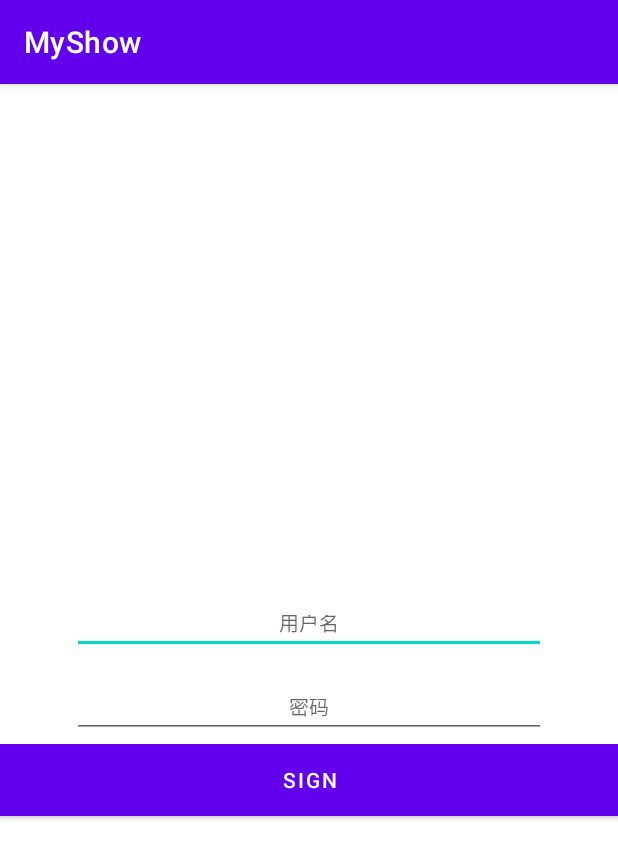
After one commit to HuangHanPeng/MyShow, an Android app: the sign screen opened directly, with no data from a screen before it, on a phone screen of 412 x 824 dp. The commit adds this screen. Shown: the top 859 px of the screen. Run offline under Robolectric (Android 15) with nearby library versions, the phone set to English and light mode, and no system bars.

Commit message:
review sign class

```diff
--- /dev/null
+++ b/app/src/main/java/com/example/myshow/sign.java
@@ -0,0 +1,88 @@
+package com.example.myshow;
+
+import static com.example.myshow.R.id.sign1;
+
+import androidx.appcompat.app.AppCompatActivity;
+
+import android.content.Intent;
+import android.os.Bundle;
+import android.util.Log;
+import android.view.View;
+import android.view.Window;
+import android.widget.Button;
+import android.widget.EditText;
+
+import org.json.JSONException;
+import org.json.JSONObject;
+
+import java.io.IOException;
+
+import okhttp3.Call;
+import okhttp3.Callback;
+import okhttp3.Response;
+
+public class sign extends AppCompatActivity {
+
+
+    public int code = 0;
+    public String msg = "用户名已存在";
+    private EditText _user;
+    private EditText _psw;
+    Callback callback = new Callback() {
+        @Override
+        public void onFailure(Call call, IOException e) {
+
+        }
+
+        @Override
+        public void onResponse(Call call, Response response) throws IOException {
+            final String body = response.body().string();
+
+            JSONObject object = null;
+            try {
+                object = new JSONObject(body);
+                code = object.getInt("code");
+                msg = object.getString("msg");
+                Log.d(Contants.TAG,msg);
+
+            } catch (JSONException e) {
+                e.printStackTrace();
+            }
+
+            Log.d(Contants.TAG, "onResponse: "+ body);
+        }
+    };
+
+    @Override
+    protected void onCreate(Bundle savedInstanceState) {
+        super.onCreate(savedInstanceState);
+        setContentView(R.layout.activity_sign);
+
+        Button btn = findViewById(sign1);
+        _user = findViewById(R.id.username2);
+        _psw = findViewById(R.id.Password2);
+        btn.setOnClickListener(new View.OnClickListener() {
+            @Override
+            public void onClick(View view) {
+                Intent intent = new Intent();
+                JSONObject jsonObject = new JSONObject();
+                try {
+                    jsonObject.put("password",_user.getText());
+                    jsonObject.put("username",_psw.getText());
+                    Contants.postConnect(jsonObject.toString(),Contants.signUrl,callback);
+
+                    intent.putExtra("code",code);
+                    intent.putExtra("sign_msg",msg);
+                } catch (JSONException e) {
+                    e.printStackTrace();
+                }
+                setResult(RESULT_OK,intent);
+                finish();
+            }
+        });
+
+
+
+
+    }
+}
--- a/app/src/main/java/com/example/myshow/user.java
+++ b/app/src/main/java/com/example/myshow/user.java
@@ -1,8 +1,10 @@
 package com.example.myshow;
 
 public class user {
-    private String mUserName;
-    private String mPassword;
+    private String mUserName = null;
+    private String mPassword = null;
+
+
 
     public void setmUserName(String userName){
         this.mUserName = userName;
--- /dev/null
+++ b/app/src/main/res/layout/activity_sign.xml
@@ -0,0 +1,87 @@
+<?xml version="1.0" encoding="utf-8"?>
+<LinearLayout xmlns:android="http://schemas.android.com/apk/res/android"
+
+    xmlns:tools="http://schemas.android.com/tools"
+    android:layout_width="match_parent"
+    android:layout_height="match_parent"
+    tools:context=".MainActivity"
+    android:orientation="vertical">
+
+    <RelativeLayout
+        android:layout_width="match_parent"
+        android:layout_height="wrap_content"
+        android:layout_weight="1"
+        android:layout_marginTop="48dp">
+
+    </RelativeLayout>
+
+    <RelativeLayout
+        android:layout_width="match_parent"
+        android:layout_height="40dp"
+        android:layout_marginTop="48dp">
+
+
+
+        <EditText
+            android:id="@+id/username2"
+            android:layout_width="match_parent"
+            android:layout_height="wrap_content"
+            android:layout_alignParentBottom="true"
+            android:layout_marginStart="48dp"
+            android:layout_marginEnd="48dp"
+            android:layout_marginBottom="4dp"
+            android:gravity="center"
+            android:hint="用户名"
+            android:textSize="13dp"
+            android:inputType="text">
+
+        </EditText>
+    </RelativeLayout>
+
+    <RelativeLayout
+        android:layout_width="match_parent"
+        android:layout_height="40dp"
+        android:layout_marginTop="16dp"
+        >
+
+
+        <EditText
+            android:id="@+id/Password2"
+            android:textSize="13dp"
+            android:layout_width="match_parent"
+            android:layout_height="wrap_content"
+            android:layout_alignParentBottom="true"
+            android:layout_marginStart="48dp"
+            android:layout_marginEnd="48dp"
+            android:layout_marginBottom="4dp"
+            android:gravity="center"
+            android:hint="密码"
+            android:inputType="textPassword"
+            android:maxLines="1">
+
+        </EditText>
+
+
+
+    </RelativeLayout>
+
+    <RelativeLayout
+        android:layout_width="match_parent"
+        android:layout_height="wrap_content"
+        android:layout_marginBottom="32dp"
+        android:layout_weight="1">
+
+
+        <Button
+            android:id="@+id/sign1"
+            android:layout_width="match_parent"
+            android:layout_height="wrap_content"
+            android:layout_alignParentTop="true"
+            android:background="@color/teal_200"
+            android:text="Sign"
+            android:textColor="@color/white">
+        </Button>
+
+    </RelativeLayout>
+
+</LinearLayout>
```
Also changed, not shown: app/src/main/AndroidManifest.xml (+6 -5 lines), app/src/main/java/com/example/myshow/Contants.java (+2 -2 lines), app/src/main/java/com/example/myshow/Login.java (+8 -0 lines), app/src/main/java/com/example/myshow/MainActivity.java (+64 -4 lines).
